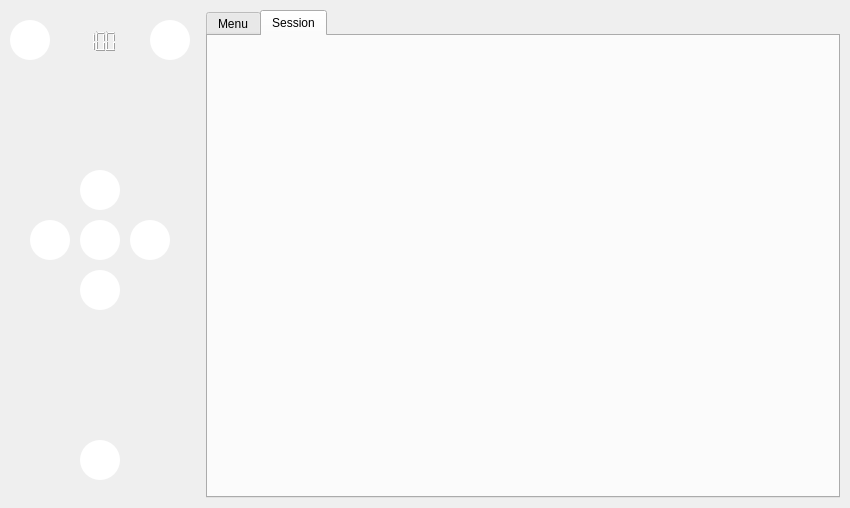
First picture: the form in ui/mainwindow.ui, repository sayyidahakindele/team40, before the edit.
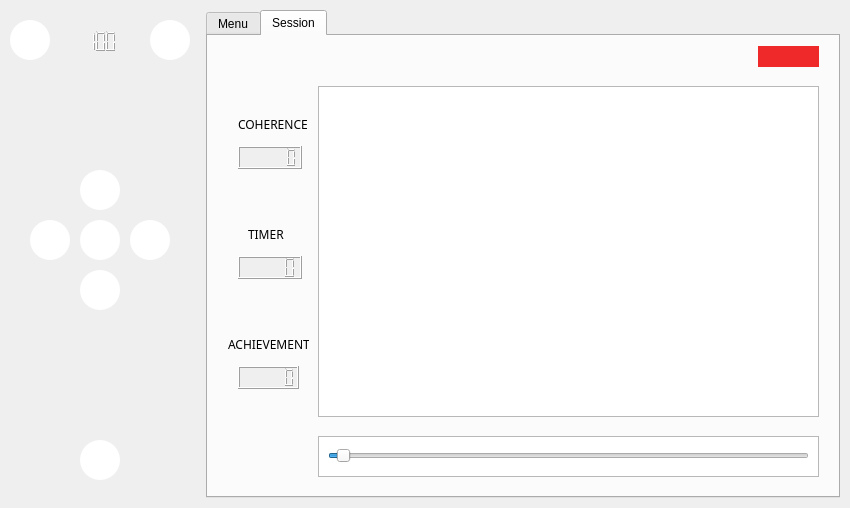
Second picture: the form after the edit. The open tabs and pages were chosen to show the change. Icons and pictures are not drawn.

Commit message: Adding functionality to control panel and adding ui for session tab

Patch:
```diff
--- a/ui/mainwindow.ui
+++ b/ui/mainwindow.ui
@@ -589,6 +589,623 @@
          <attribute name="title">
           <string>Session</string>
          </attribute>
+         <widget class="QLabel" name="coherenceLevel">
+          <property name="geometry">
+           <rect>
+            <x>550</x>
+            <y>10</y>
+            <width>61</width>
+            <height>21</height>
+           </rect>
+          </property>
+          <property name="palette">
+           <palette>
+            <active>
+             <colorrole role="WindowText">
+              <brush brushstyle="SolidPattern">
+               <color alpha="255">
+                <red>0</red>
+                <green>0</green>
+                <blue>0</blue>
+               </color>
+              </brush>
+             </colorrole>
+             <colorrole role="Button">
+              <brush brushstyle="SolidPattern">
+               <color alpha="255">
+                <red>239</red>
+                <green>41</green>
+                <blue>41</blue>
+               </color>
+              </brush>
+             </colorrole>
+             <colorrole role="Light">
+              <brush brushstyle="SolidPattern">
+               <color alpha="255">
+                <red>255</red>
+                <green>147</green>
+                <blue>147</blue>
+               </color>
+              </brush>
+             </colorrole>
+             <colorrole role="Midlight">
+              <brush brushstyle="SolidPattern">
+               <color alpha="255">
+                <red>247</red>
+                <green>94</green>
+                <blue>94</blue>
+               </color>
+              </brush>
+             </colorrole>
+             <colorrole role="Dark">
+              <brush brushstyle="SolidPattern">
+               <color alpha="255">
+                <red>119</red>
+                <green>20</green>
+                <blue>20</blue>
+               </color>
+              </brush>
+             </colorrole>
+             <colorrole role="Mid">
+              <brush brushstyle="SolidPattern">
+               <color alpha="255">
+                <red>159</red>
+                <green>27</green>
+                <blue>27</blue>
+               </color>
+              </brush>
+             </colorrole>
+             <colorrole role="Text">
+              <brush brushstyle="SolidPattern">
+               <color alpha="255">
+                <red>0</red>
+                <green>0</green>
+                <blue>0</blue>
+               </color>
+              </brush>
+             </colorrole>
+             <colorrole role="BrightText">
+              <brush brushstyle="SolidPattern">
+               <color alpha="255">
+                <red>255</red>
+                <green>255</green>
+                <blue>255</blue>
+               </color>
+              </brush>
+             </colorrole>
+             <colorrole role="ButtonText">
+              <brush brushstyle="SolidPattern">
+               <color alpha="255">
+                <red>0</red>
+                <green>0</green>
+                <blue>0</blue>
+               </color>
+              </brush>
+             </colorrole>
+             <colorrole role="Base">
+              <brush brushstyle="SolidPattern">
+               <color alpha="255">
+                <red>255</red>
+                <green>255</green>
+                <blue>255</blue>
+               </color>
+              </brush>
+             </colorrole>
+             <colorrole role="Window">
+              <brush brushstyle="SolidPattern">
+               <color alpha="255">
+                <red>239</red>
+                <green>41</green>
+                <blue>41</blue>
+               </color>
+              </brush>
+             </colorrole>
+             <colorrole role="Shadow">
+              <brush brushstyle="SolidPattern">
+               <color alpha="255">
+                <red>0</red>
+                <green>0</green>
+                <blue>0</blue>
+               </color>
+              </brush>
+             </colorrole>
+             <colorrole role="AlternateBase">
+              <brush brushstyle="SolidPattern">
+               <color alpha="255">
+                <red>247</red>
+                <green>148</green>
+                <blue>148</blue>
+               </color>
+              </brush>
+             </colorrole>
+             <colorrole role="ToolTipBase">
+              <brush brushstyle="SolidPattern">
+               <color alpha="255">
+                <red>255</red>
+                <green>255</green>
+                <blue>220</blue>
+               </color>
+              </brush>
+             </colorrole>
+             <colorrole role="ToolTipText">
+              <brush brushstyle="SolidPattern">
+               <color alpha="255">
+                <red>0</red>
+                <green>0</green>
+                <blue>0</blue>
+               </color>
+              </brush>
+             </colorrole>
+             <colorrole role="PlaceholderText">
+              <brush brushstyle="SolidPattern">
+               <color alpha="128">
+                <red>0</red>
+                <green>0</green>
+                <blue>0</blue>
+               </color>
+              </brush>
+             </colorrole>
+            </active>
+            <inactive>
+             <colorrole role="WindowText">
+              <brush brushstyle="SolidPattern">
+               <color alpha="255">
+                <red>0</red>
+                <green>0</green>
+                <blue>0</blue>
+               </color>
+              </brush>
+             </colorrole>
+             <colorrole role="Button">
+              <brush brushstyle="SolidPattern">
+               <color alpha="255">
+                <red>239</red>
+                <green>41</green>
+                <blue>41</blue>
+               </color>
+              </brush>
+             </colorrole>
+             <colorrole role="Light">
+              <brush brushstyle="SolidPattern">
+               <color alpha="255">
+                <red>255</red>
+                <green>147</green>
+                <blue>147</blue>
+               </color>
+              </brush>
+             </colorrole>
+             <colorrole role="Midlight">
+              <brush brushstyle="SolidPattern">
+               <color alpha="255">
+                <red>247</red>
+                <green>94</green>
+                <blue>94</blue>
+               </color>
+              </brush>
+             </colorrole>
+             <colorrole role="Dark">
+              <brush brushstyle="SolidPattern">
+               <color alpha="255">
+                <red>119</red>
+                <green>20</green>
+                <blue>20</blue>
+               </color>
+              </brush>
+             </colorrole>
+             <colorrole role="Mid">
+              <brush brushstyle="SolidPattern">
+               <color alpha="255">
+                <red>159</red>
+                <green>27</green>
+                <blue>27</blue>
+               </color>
+              </brush>
+             </colorrole>
+             <colorrole role="Text">
+              <brush brushstyle="SolidPattern">
+               <color alpha="255">
+                <red>0</red>
+                <green>0</green>
+                <blue>0</blue>
+               </color>
+              </brush>
+             </colorrole>
+             <colorrole role="BrightText">
+              <brush brushstyle="SolidPattern">
+               <color alpha="255">
+                <red>255</red>
+                <green>255</green>
+                <blue>255</blue>
+               </color>
+              </brush>
+             </colorrole>
+             <colorrole role="ButtonText">
+              <brush brushstyle="SolidPattern">
+               <color alpha="255">
+                <red>0</red>
+                <green>0</green>
+                <blue>0</blue>
+               </color>
+              </brush>
+             </colorrole>
+             <colorrole role="Base">
+              <brush brushstyle="SolidPattern">
+               <color alpha="255">
+                <red>255</red>
+                <green>255</green>
+                <blue>255</blue>
+               </color>
+              </brush>
+             </colorrole>
+             <colorrole role="Window">
+              <brush brushstyle="SolidPattern">
+               <color alpha="255">
+                <red>239</red>
+                <green>41</green>
+                <blue>41</blue>
+               </color>
+              </brush>
+             </colorrole>
+             <colorrole role="Shadow">
+              <brush brushstyle="SolidPattern">
+               <color alpha="255">
+                <red>0</red>
+                <green>0</green>
+                <blue>0</blue>
+               </color>
+              </brush>
+             </colorrole>
+             <colorrole role="AlternateBase">
+              <brush brushstyle="SolidPattern">
+               <color alpha="255">
+                <red>247</red>
+                <green>148</green>
+                <blue>148</blue>
+               </color>
+              </brush>
+             </colorrole>
+             <colorrole role="ToolTipBase">
+              <brush brushstyle="SolidPattern">
+               <color alpha="255">
+                <red>255</red>
+                <green>255</green>
+                <blue>220</blue>
+               </color>
+              </brush>
+             </colorrole>
+             <colorrole role="ToolTipText">
+              <brush brushstyle="SolidPattern">
+               <color alpha="255">
+                <red>0</red>
+                <green>0</green>
+                <blue>0</blue>
+               </color>
+              </brush>
+             </colorrole>
+             <colorrole role="PlaceholderText">
+              <brush brushstyle="SolidPattern">
+               <color alpha="128">
+                <red>0</red>
+                <green>0</green>
+                <blue>0</blue>
+               </color>
+              </brush>
+             </colorrole>
+            </inactive>
+            <disabled>
+             <colorrole role="WindowText">
+              <brush brushstyle="SolidPattern">
+               <color alpha="255">
+                <red>119</red>
+                <green>20</green>
+                <blue>20</blue>
+               </color>
+              </brush>
+             </colorrole>
+             <colorrole role="Button">
+              <brush brushstyle="SolidPattern">
+               <color alpha="255">
+                <red>239</red>
+                <green>41</green>
+                <blue>41</blue>
+               </color>
+              </brush>
+             </colorrole>
+             <colorrole role="Light">
+              <brush brushstyle="SolidPattern">
+               <color alpha="255">
+                <red>255</red>
+                <green>147</green>
+                <blue>147</blue>
+               </color>
+              </brush>
+             </colorrole>
+             <colorrole role="Midlight">
+              <brush brushstyle="SolidPattern">
+               <color alpha="255">
+                <red>247</red>
+                <green>94</green>
+                <blue>94</blue>
+               </color>
+              </brush>
+             </colorrole>
+             <colorrole role="Dark">
+              <brush brushstyle="SolidPattern">
+               <color alpha="255">
+                <red>119</red>
+                <green>20</green>
+                <blue>20</blue>
+               </color>
+              </brush>
+             </colorrole>
+             <colorrole role="Mid">
+              <brush brushstyle="SolidPattern">
+               <color alpha="255">
+                <red>159</red>
+                <green>27</green>
+                <blue>27</blue>
+               </color>
+              </brush>
+             </colorrole>
+             <colorrole role="Text">
+              <brush brushstyle="SolidPattern">
+               <color alpha="255">
+                <red>119</red>
+                <green>20</green>
+                <blue>20</blue>
+               </color>
+              </brush>
+             </colorrole>
+             <colorrole role="BrightText">
+              <brush brushstyle="SolidPattern">
+               <color alpha="255">
+                <red>255</red>
+                <green>255</green>
+                <blue>255</blue>
+               </color>
+              </brush>
+             </colorrole>
+             <colorrole role="ButtonText">
+              <brush brushstyle="SolidPattern">
+               <color alpha="255">
+                <red>119</red>
+                <green>20</green>
+                <blue>20</blue>
+               </color>
+              </brush>
+             </colorrole>
+             <colorrole role="Base">
+              <brush brushstyle="SolidPattern">
+               <color alpha="255">
+                <red>239</red>
+                <green>41</green>
+                <blue>41</blue>
+               </color>
+              </brush>
+             </colorrole>
+             <colorrole role="Window">
+              <brush brushstyle="SolidPattern">
+               <color alpha="255">
+                <red>239</red>
+                <green>41</green>
+                <blue>41</blue>
+               </color>
+              </brush>
+             </colorrole>
+             <colorrole role="Shadow">
+              <brush brushstyle="SolidPattern">
+               <color alpha="255">
+                <red>0</red>
+                <green>0</green>
+                <blue>0</blue>
+               </color>
+              </brush>
+             </colorrole>
+             <colorrole role="AlternateBase">
+              <brush brushstyle="SolidPattern">
+               <color alpha="255">
+                <red>239</red>
+                <green>41</green>
+                <blue>41</blue>
+               </color>
+              </brush>
+             </colorrole>
+             <colorrole role="ToolTipBase">
+              <brush brushstyle="SolidPattern">
+               <color alpha="255">
+                <red>255</red>
+                <green>255</green>
+                <blue>220</blue>
+               </color>
+              </brush>
+             </colorrole>
+             <colorrole role="ToolTipText">
+              <brush brushstyle="SolidPattern">
+               <color alpha="255">
+                <red>0</red>
+                <green>0</green>
+                <blue>0</blue>
+               </color>
+              </brush>
+             </colorrole>
+             <colorrole role="PlaceholderText">
+              <brush brushstyle="SolidPattern">
+               <color alpha="128">
+                <red>0</red>
+                <green>0</green>
+                <blue>0</blue>
+               </color>
+              </brush>
+             </colorrole>
+            </disabled>
+           </palette>
+          </property>
+          <property name="autoFillBackground">
+           <bool>true</bool>
+          </property>
+          <property name="text">
+           <string/>
+          </property>
+         </widget>
+         <widget class="QGraphicsView" name="graph">
+          <property name="geometry">
+           <rect>
+            <x>110</x>
+            <y>50</y>
+            <width>501</width>
+            <height>331</height>
+           </rect>
+          </property>
+         </widget>
+         <widget class="QLabel" name="achievementLabel">
+          <property name="geometry">
+           <rect>
+            <x>20</x>
+            <y>300</y>
+            <width>81</width>
+            <height>17</height>
+           </rect>
+          </property>
+          <property name="font">
+           <font>
+            <family>Noto Sans</family>
+            <pointsize>9</pointsize>
+            <weight>50</weight>
+            <italic>false</italic>
+            <bold>false</bold>
+           </font>
+          </property>
+          <property name="styleSheet">
+           <string notr="true">font: 9pt &quot;Noto Sans&quot;;</string>
+          </property>
+          <property name="text">
+           <string>ACHIEVEMENT</string>
+          </property>
+         </widget>
+         <widget class="QLabel" name="coherenceLabel">
+          <property name="geometry">
+           <rect>
+            <x>30</x>
+            <y>80</y>
+            <width>71</width>
+            <height>17</height>
+           </rect>
+          </property>
+          <property name="font">
+           <font>
+            <family>Noto Sans</family>
+            <pointsize>9</pointsize>
+            <weight>50</weight>
+            <italic>false</italic>
+            <bold>false</bold>
+           </font>
+          </property>
+          <property name="styleSheet">
+           <string notr="true">font: 9pt &quot;Noto Sans&quot;;</string>
+          </property>
+          <property name="text">
+           <string>COHERENCE</string>
+          </property>
+         </widget>
+         <widget class="QLabel" name="timerLabel">
+          <property name="geometry">
+           <rect>
+            <x>40</x>
+            <y>190</y>
+            <width>41</width>
+            <height>17</height>
+           </rect>
+          </property>
+          <property name="font">
+           <font>
+            <family>Noto Sans</family>
+            <pointsize>9</pointsize>
+            <weight>50</weight>
+            <italic>false</italic>
+            <bold>false</bold>
+           </font>
+          </property>
+          <property name="styleSheet">
+           <string notr="true">font: 9pt &quot;Noto Sans&quot;;</string>
+          </property>
+          <property name="text">
+           <string>TIMER</string>
+          </property>
+         </widget>
+         <widget class="QLCDNumber" name="achievement">
+          <property name="geometry">
+           <rect>
+            <x>30</x>
+            <y>330</y>
+            <width>61</width>
+            <height>23</height>
+           </rect>
+          </property>
+          <property name="autoFillBackground">
+           <bool>true</bool>
+          </property>
+          <property name="smallDecimalPoint">
+           <bool>true</bool>
+          </property>
+         </widget>
+         <widget class="QLCDNumber" name="coherence">
+          <property name="geometry">
+           <rect>
+            <x>30</x>
+            <y>110</y>
+            <width>64</width>
+            <height>23</height>
+           </rect>
+          </property>
+          <property name="autoFillBackground">
+           <bool>true</bool>
+          </property>
+          <property name="smallDecimalPoint">
+           <bool>true</bool>
+          </property>
+         </widget>
+         <widget class="QLCDNumber" name="timer">
+          <property name="geometry">
+           <rect>
+            <x>30</x>
+            <y>220</y>
+            <width>64</width>
+            <height>23</height>
+           </rect>
+          </property>
+          <property name="autoFillBackground">
+           <bool>true</bool>
+          </property>
+         </widget>
+         <widget class="QGraphicsView" name="graphicsView">
+          <property name="geometry">
+           <rect>
+            <x>110</x>
+            <y>400</y>
+            <width>501</width>
+            <height>41</height>
+           </rect>
+          </property>
+         </widget>
+         <widget class="QSlider" name="horizontalSlider">
+          <property name="geometry">
+           <rect>
+            <x>120</x>
+            <y>410</y>
+            <width>481</width>
+            <height>20</height>
+           </rect>
+          </property>
+          <property name="maximum">
+           <number>60</number>
+          </property>
+          <property name="sliderPosition">
+           <number>1</number>
+          </property>
+          <property name="orientation">
+           <enum>Qt::Horizontal</enum>
+          </property>
+         </widget>
         </widget>
        </widget>
       </item>
```
Left out of the diff: 17 changed lines with no effect on the pictures. The commit also changes 2 other files.
